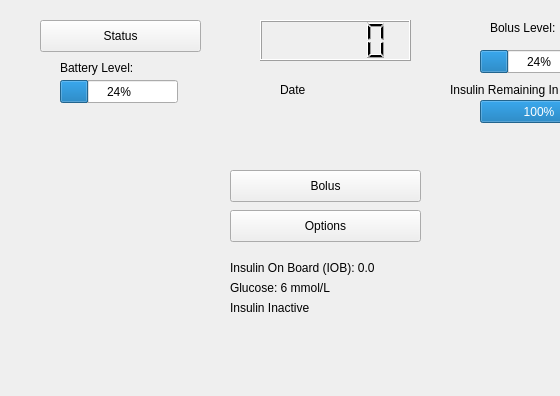
Qt form COMP3004-FinalProject/mainwindow.ui (cgawdzik/COMP3004-TeamProject) before a commit; both pictures show x 0 to 560 and y 0 to 396 of the 667 by 897 pixel window.
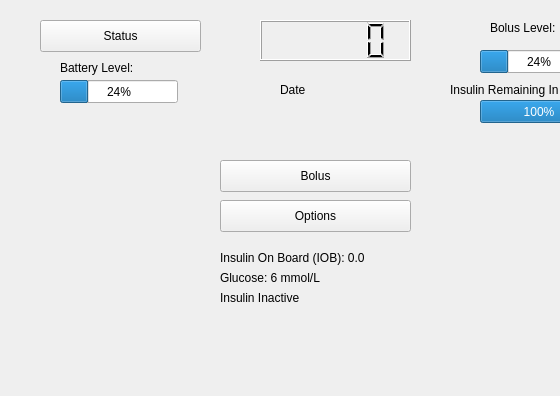
The same form after that commit. The open tabs and pages were chosen to show the change. Icons and pictures are not drawn.

Commit message: tandem logo added

What changed in the file:
```diff
--- a/COMP3004-FinalProject/mainwindow.ui
+++ b/COMP3004-FinalProject/mainwindow.ui
@@ -30,8 +30,8 @@
    <widget class="QStackedWidget" name="Pages">
     <property name="geometry">
      <rect>
-      <x>20</x>
-      <y>150</y>
+      <x>10</x>
+      <y>140</y>
       <width>611</width>
       <height>251</height>
      </rect>
```
Left out of the diff: 36 changed lines with no effect on the pictures.
